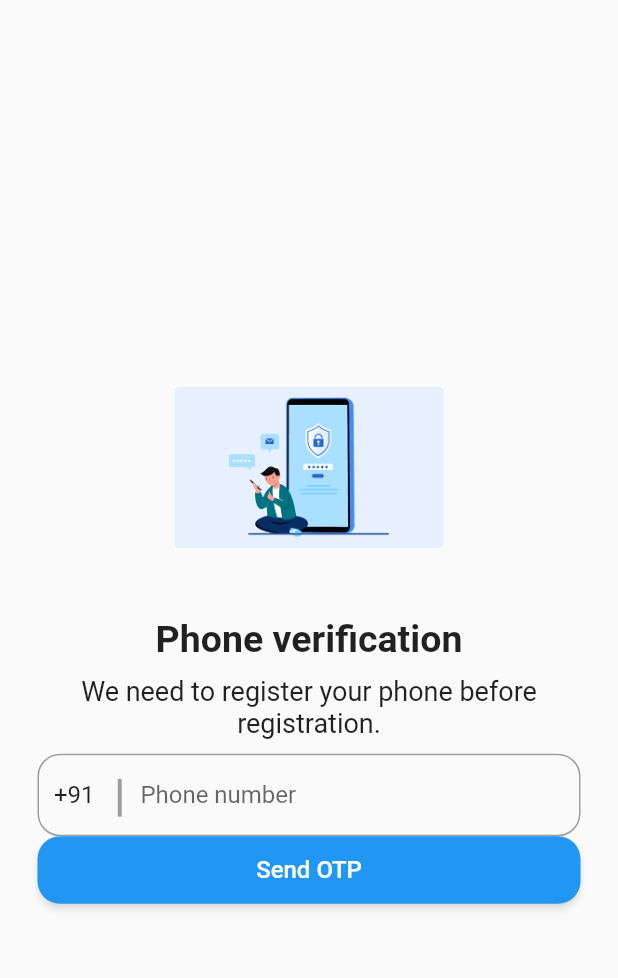
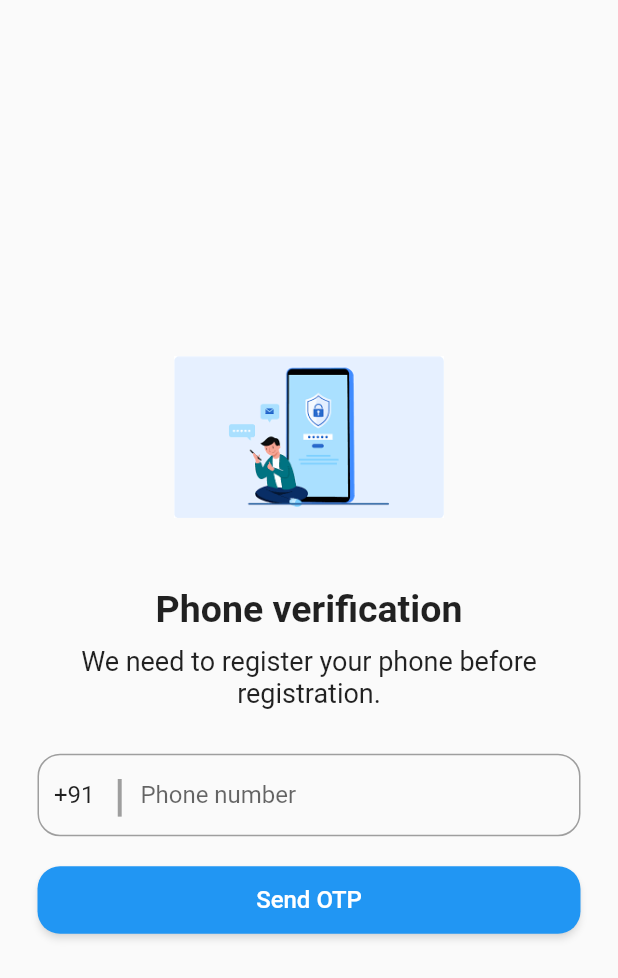
Before and after one commit to kirtijangid/Phone_Auth, a Flutter app: the screen it shows after launch, on a phone screen of 412 x 824 dp. Shown: the top 978 px of the screen. Run offline on Flutter 3.47's test engine with Material 2 defaults, Android fonts, the phone set to English and light mode, and no system bars.

Commit message:
adding spacing

```diff
--- a/lib/pg1_phone.dart
+++ b/lib/pg1_phone.dart
@@ -52,7 +52,7 @@ TextEditingController countrycode= TextEditingController();
               textAlign: TextAlign.center,
             ),
             SizedBox(
-              height: 10,
+              height: 30,
             ),
             Container(
               height: 55,
@@ -89,6 +89,7 @@ TextEditingController countrycode= TextEditingController();
                 ],
               ),
             ),
+            SizedBox(height: 20,),
             SizedBox(
               height: 45,
               width: double.infinity,
```
